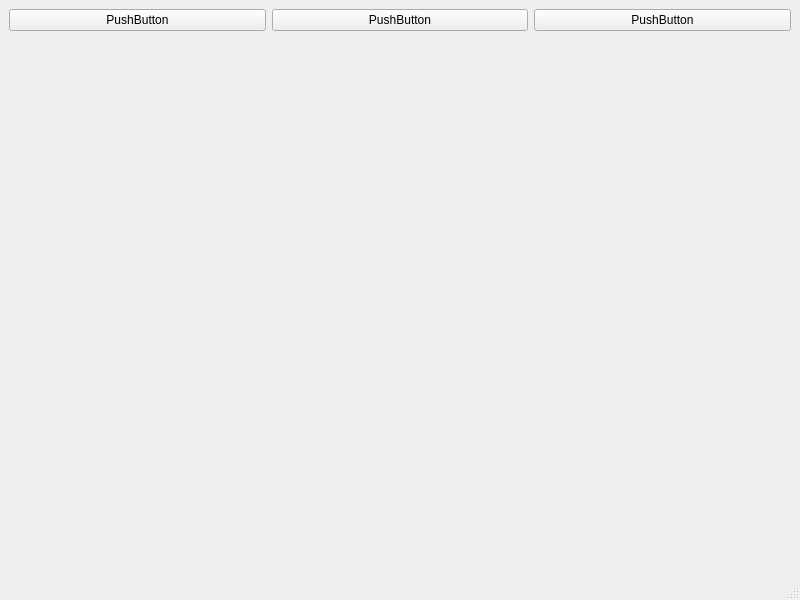
This is design/userWindow.ui in ScarecrowL1/DB-coursework-CampusCat as Qt 5 draws it before an edit. The edited form follows.
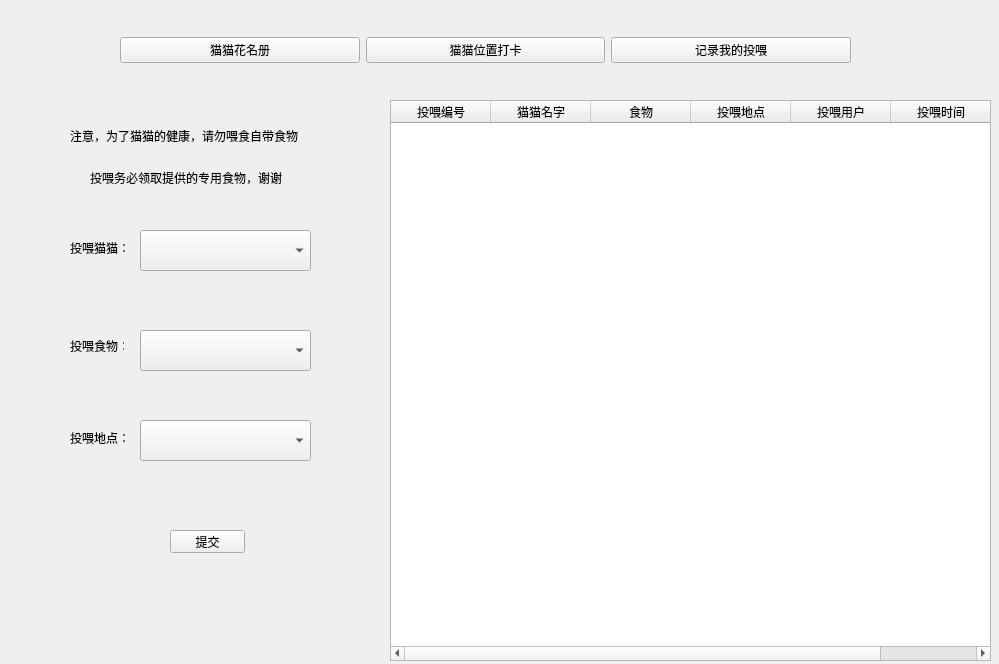
This is the edited form. The open tabs and pages were chosen to show the change.

```diff
--- a/design/userWindow.ui
+++ b/design/userWindow.ui
@@ -6,55 +6,366 @@
    <rect>
     <x>0</x>
     <y>0</y>
-    <width>800</width>
-    <height>600</height>
+    <width>999</width>
+    <height>664</height>
    </rect>
   </property>
   <property name="windowTitle">
    <string>MainWindow</string>
   </property>
   <widget class="QWidget" name="centralwidget">
-   <layout class="QGridLayout" name="gridLayout">
-    <item row="0" column="0">
-     <widget class="QPushButton" name="pushButton">
+   <widget class="QWidget" name="gridLayoutWidget">
+    <property name="geometry">
+     <rect>
+      <x>120</x>
+      <y>10</y>
+      <width>731</width>
+      <height>81</height>
+     </rect>
+    </property>
+    <layout class="QGridLayout" name="gridLayout">
+     <item row="0" column="1">
+      <widget class="QPushButton" name="witnessBtn">
+       <property name="text">
+        <string>猫猫位置打卡</string>
+       </property>
+      </widget>
+     </item>
+     <item row="0" column="2">
+      <widget class="QPushButton" name="feedBtn">
+       <property name="text">
+        <string>记录我的投喂</string>
+       </property>
+      </widget>
+     </item>
+     <item row="0" column="0">
+      <widget class="QPushButton" name="catinfoBtn">
+       <property name="text">
+        <string>猫猫花名册</string>
+       </property>
+      </widget>
+     </item>
+    </layout>
+   </widget>
+   <widget class="QStackedWidget" name="stackedWidget">
+    <property name="geometry">
+     <rect>
+      <x>10</x>
+      <y>100</y>
+      <width>981</width>
+      <height>561</height>
+     </rect>
+    </property>
+    <property name="currentIndex">
+     <number>0</number>
+    </property>
+    <widget class="QWidget" name="page">
+     <widget class="QTableWidget" name="catTabel">
+      <property name="geometry">
+       <rect>
+        <x>120</x>
+        <y>0</y>
+        <width>721</width>
+        <height>551</height>
+       </rect>
+      </property>
+      <property name="sortingEnabled">
+       <bool>false</bool>
+      </property>
+      <property name="columnCount">
+       <number>7</number>
+      </property>
+      <column>
+       <property name="text">
+        <string>猫猫编号</string>
+       </property>
+      </column>
+      <column>
+       <property name="text">
+        <string>猫猫名字</string>
+       </property>
+      </column>
+      <column>
+       <property name="text">
+        <string>性别</string>
+       </property>
+      </column>
+      <column>
+       <property name="text">
+        <string>品种</string>
+       </property>
+      </column>
+      <column>
+       <property name="text">
+        <string>常出现地点</string>
+       </property>
+      </column>
+      <column>
+       <property name="text">
+        <string>疫苗状态</string>
+       </property>
+      </column>
+      <column>
+       <property name="text">
+        <string>备注</string>
+       </property>
+      </column>
+     </widget>
+    </widget>
+    <widget class="QWidget" name="page_2">
+     <widget class="QTableWidget" name="witnessTable">
+      <property name="geometry">
+       <rect>
+        <x>460</x>
+        <y>0</y>
+        <width>511</width>
+        <height>541</height>
+       </rect>
+      </property>
+      <property name="columnCount">
+       <number>5</number>
+      </property>
+      <column>
+       <property name="text">
+        <string>打卡编号</string>
+       </property>
+      </column>
+      <column>
+       <property name="text">
+        <string>猫猫名字</string>
+       </property>
+      </column>
+      <column>
+       <property name="text">
+        <string>地点</string>
+       </property>
+      </column>
+      <column>
+       <property name="text">
+        <string>打卡用户</string>
+       </property>
+      </column>
+      <column>
+       <property name="text">
+        <string>打卡时间</string>
+       </property>
+      </column>
+     </widget>
+     <widget class="QLabel" name="label_8">
+      <property name="geometry">
+       <rect>
+        <x>80</x>
+        <y>110</y>
+        <width>54</width>
+        <height>12</height>
+       </rect>
+      </property>
       <property name="text">
-       <string>PushButton</string>
+       <string>打卡地点：</string>
       </property>
      </widget>
-    </item>
-    <item row="0" column="1">
-     <widget class="QPushButton" name="pushButton_2">
+     <widget class="QComboBox" name="witLocBox">
+      <property name="geometry">
+       <rect>
+        <x>150</x>
+        <y>100</y>
+        <width>151</width>
+        <height>31</height>
+       </rect>
+      </property>
+     </widget>
+     <widget class="QLabel" name="label_9">
+      <property name="geometry">
+       <rect>
+        <x>80</x>
+        <y>220</y>
+        <width>54</width>
+        <height>12</height>
+       </rect>
+      </property>
       <property name="text">
-       <string>PushButton</string>
+       <string>猫猫名字：</string>
       </property>
      </widget>
-    </item>
-    <item row="0" column="2">
-     <widget class="QPushButton" name="pushButton_3">
+     <widget class="QComboBox" name="witCatNameBox">
+      <property name="geometry">
+       <rect>
+        <x>150</x>
+        <y>210</y>
+        <width>151</width>
+        <height>31</height>
+       </rect>
+      </property>
+     </widget>
+     <widget class="QPushButton" name="addWitButton">
+      <property name="geometry">
+       <rect>
+        <x>180</x>
+        <y>310</y>
+        <width>75</width>
+        <height>23</height>
+       </rect>
+      </property>
       <property name="text">
-       <string>PushButton</string>
+       <string>提交</string>
       </property>
      </widget>
-    </item>
-    <item row="1" column="0" colspan="3">
-     <widget class="QStackedWidget" name="stackedWidget">
-      <widget class="QWidget" name="page"/>
-      <widget class="QWidget" name="page_2"/>
+    </widget>
+    <widget class="QWidget" name="page_3">
+     <widget class="QTableWidget" name="feedTable">
+      <property name="geometry">
+       <rect>
+        <x>380</x>
+        <y>0</y>
+        <width>601</width>
+        <height>561</height>
+       </rect>
+      </property>
+      <property name="columnCount">
+       <number>6</number>
+      </property>
+      <column>
+       <property name="text">
+        <string>投喂编号</string>
+       </property>
+      </column>
+      <column>
+       <property name="text">
+        <string>猫猫名字</string>
+       </property>
+      </column>
+      <column>
+       <property name="text">
+        <string>食物</string>
+       </property>
+      </column>
+      <column>
+       <property name="text">
+        <string>投喂地点</string>
+       </property>
+      </column>
+      <column>
+       <property name="text">
+        <string>投喂用户</string>
+       </property>
+      </column>
+      <column>
+       <property name="text">
+        <string>投喂时间</string>
+       </property>
+      </column>
      </widget>
-    </item>
-   </layout>
+     <widget class="QLabel" name="label_10">
+      <property name="geometry">
+       <rect>
+        <x>60</x>
+        <y>140</y>
+        <width>61</width>
+        <height>16</height>
+       </rect>
+      </property>
+      <property name="text">
+       <string>投喂猫猫：</string>
+      </property>
+     </widget>
+     <widget class="QLabel" name="label_11">
+      <property name="geometry">
+       <rect>
+        <x>60</x>
+        <y>10</y>
+        <width>301</width>
+        <height>51</height>
+       </rect>
+      </property>
+      <property name="text">
+       <string>注意，为了猫猫的健康，请勿喂食自带食物</string>
+      </property>
+     </widget>
+     <widget class="QLabel" name="label_12">
+      <property name="geometry">
+       <rect>
+        <x>80</x>
+        <y>70</y>
+        <width>221</width>
+        <height>16</height>
+       </rect>
+      </property>
+      <property name="text">
+       <string>投喂务必领取提供的专用食物，谢谢</string>
+      </property>
+     </widget>
+     <widget class="QComboBox" name="feedCatNameBox">
+      <property name="geometry">
+       <rect>
+        <x>130</x>
+        <y>130</y>
+        <width>171</width>
+        <height>41</height>
+       </rect>
+      </property>
+     </widget>
+     <widget class="QLabel" name="label_13">
+      <property name="geometry">
+       <rect>
+        <x>60</x>
+        <y>240</y>
+        <width>54</width>
+        <height>12</height>
+       </rect>
+      </property>
+      <property name="text">
+       <string>投喂食物：</string>
+      </property>
+     </widget>
+     <widget class="QComboBox" name="feedFoodBox">
+      <property name="geometry">
+       <rect>
+        <x>130</x>
+        <y>230</y>
+        <width>171</width>
+        <height>41</height>
+       </rect>
+      </property>
+     </widget>
+     <widget class="QLabel" name="label_14">
+      <property name="geometry">
+       <rect>
+        <x>60</x>
+        <y>330</y>
+        <width>61</width>
+        <height>16</height>
+       </rect>
+      </property>
+      <property name="text">
+       <string>投喂地点：</string>
+      </property>
+     </widget>
+     <widget class="QComboBox" name="feedLocBox">
+      <property name="geometry">
+       <rect>
+        <x>130</x>
+        <y>320</y>
+        <width>171</width>
+        <height>41</height>
+       </rect>
+      </property>
+     </widget>
+     <widget class="QPushButton" name="addFeedButton">
+      <property name="geometry">
+       <rect>
+        <x>160</x>
+        <y>430</y>
+        <width>75</width>
+        <height>23</height>
+       </rect>
+      </property>
+      <property name="text">
+       <string>提交</string>
+      </property>
+     </widget>
+    </widget>
+   </widget>
   </widget>
-  <widget class="QMenuBar" name="menubar">
-   <property name="geometry">
-    <rect>
-     <x>0</x>
-     <y>0</y>
-     <width>800</width>
-     <height>23</height>
-    </rect>
-   </property>
-  </widget>
-  <widget class="QStatusBar" name="statusbar"/>
  </widget>
  <resources/>
  <connections/>
```
Left out of the diff: 4 changed lines with no effect on the pictures.
